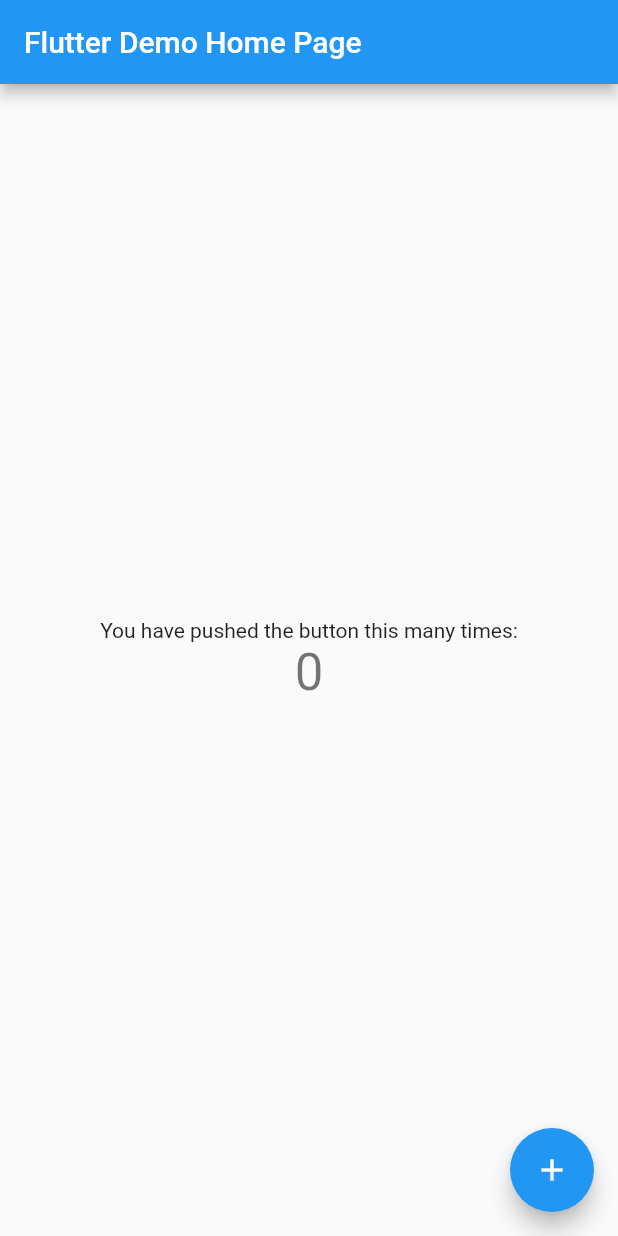
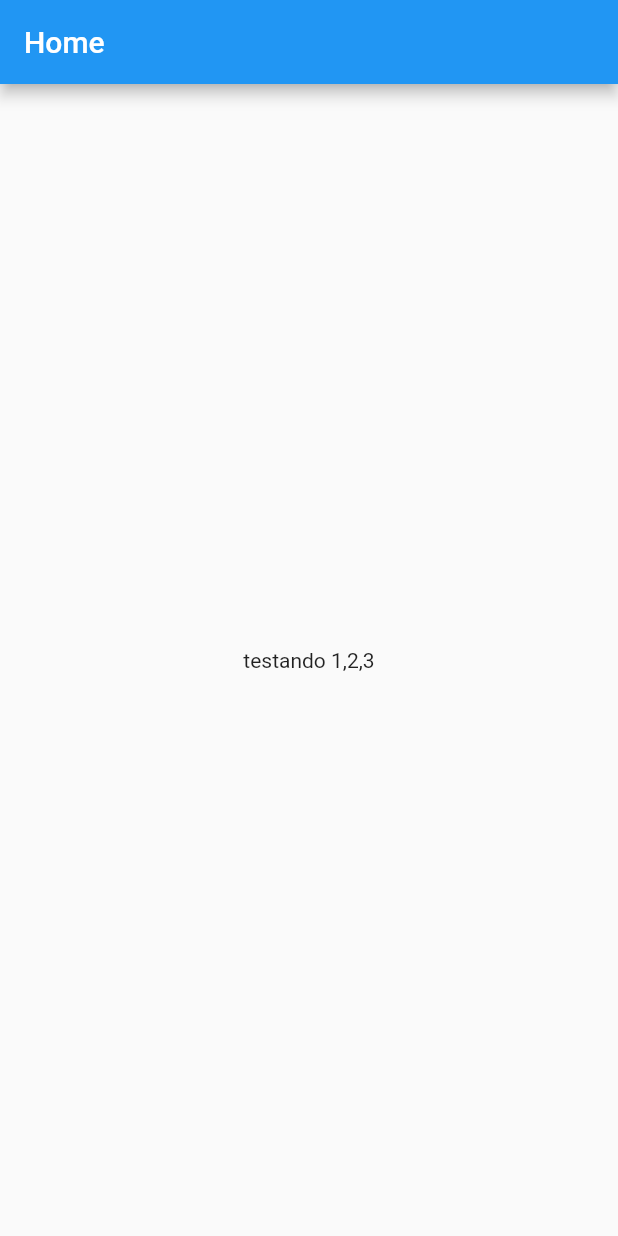
Before and after one commit to thak1996/devstravel, a Flutter app: the screen it shows after launch, on a phone screen of 412 x 824 dp. Run offline on Flutter 3.47's test engine with Material 2 defaults, Android fonts, the light colour scheme and no system bars.

Commit message:
feature/home

```diff
--- a/lib/main.dart
+++ b/lib/main.dart
@@ -1,115 +1,26 @@
+import 'package:devstravel/src/pages/home.dart';
 import 'package:flutter/material.dart';
+import 'package:provider/provider.dart';
+import 'src/models/appdata.dart';
 
-void main() {
-  runApp(const MyApp());
-}
+void main() => runApp(
+  MultiProvider(
+      providers: [
+        ChangeNotifierProvider(
+          create: (context) => AppData(),
+        )
+      ],
+      child: MyApp(),
+    ));
 
 class MyApp extends StatelessWidget {
-  const MyApp({super.key});
-
-  // This widget is the root of your application.
   @override
   Widget build(BuildContext context) {
     return MaterialApp(
-      title: 'Flutter Demo',
-      theme: ThemeData(
-        // This is the theme of your application.
-        //
-        // Try running your application with "flutter run". You'll see the
-        // application has a blue toolbar. Then, without quitting the app, try
-        // changing the primarySwatch below to Colors.green and then invoke
-        // "hot reload" (press "r" in the console where you ran "flutter run",
-        // or simply save your changes to "hot reload" in a Flutter IDE).
-        // Notice that the counter didn't reset back to zero; the application
-        // is not restarted.
-        primarySwatch: Colors.blue,
-      ),
-      home: const MyHomePage(title: 'Flutter Demo Home Page'),
+      routes: {
+        '/home': (context) => HomePage(),
+      },
+      initialRoute: '/home',
     );
   }
 }
-
-class MyHomePage extends StatefulWidget {
-  const MyHomePage({super.key, required this.title});
-
-  // This widget is the home page of your application. It is stateful, meaning
-  // that it has a State object (defined below) that contains fields that affect
-  // how it looks.
-
-  // This class is the configuration for the state. It holds the values (in this
-  // case the title) provided by the parent (in this case the App widget) and
-  // used by the build method of the State. Fields in a Widget subclass are
-  // always marked "final".
-
-  final String title;
-
-  @override
-  State<MyHomePage> createState() => _MyHomePageState();
-}
-
-class _MyHomePageState extends State<MyHomePage> {
-  int _counter = 0;
-
-  void _incrementCounter() {
-    setState(() {
-      // This call to setState tells the Flutter framework that something has
-      // changed in this State, which causes it to rerun the build method below
-      // so that the display can reflect the updated values. If we changed
-      // _counter without calling setState(), then the build method would not be
-      // called again, and so nothing would appear to happen.
-      _counter++;
-    });
-  }
-
-  @override
-  Widget build(BuildContext context) {
-    // This method is rerun every time setState is called, for instance as done
-    // by the _incrementCounter method above.
-    //
-    // The Flutter framework has been optimized to make rerunning build methods
-    // fast, so that you can just rebuild anything that needs updating rather
-    // than having to individually change instances of widgets.
-    return Scaffold(
-      appBar: AppBar(
-        // Here we take the value from the MyHomePage object that was created by
-        // the App.build method, and use it to set our appbar title.
-        title: Text(widget.title),
-      ),
-      body: Center(
-        // Center is a layout widget. It takes a single child and positions it
-        // in the middle of the parent.
-        child: Column(
-          // Column is also a layout widget. It takes a list of children and
-          // arranges them vertically. By default, it sizes itself to fit its
-          // children horizontally, and tries to be as tall as its parent.
-          //
-          // Invoke "debug painting" (press "p" in the console, choose the
-          // "Toggle Debug Paint" action from the Flutter Inspector in Android
-          // Studio, or the "Toggle Debug Paint" command in Visual Studio Code)
-          // to see the wireframe for each widget.
-          //
-          // Column has various properties to control how it sizes itself and
-          // how it positions its children. Here we use mainAxisAlignment to
-          // center the children vertically; the main axis here is the vertical
-          // axis because Columns are vertical (the cross axis would be
-          // horizontal).
-          mainAxisAlignment: MainAxisAlignment.center,
-          children: <Widget>[
-            const Text(
-              'You have pushed the button this many times:',
-            ),
-            Text(
-              '$_counter',
-              style: Theme.of(context).textTheme.headline4,
-            ),
-          ],
-        ),
-      ),
-      floatingActionButton: FloatingActionButton(
-        onPressed: _incrementCounter,
-        tooltip: 'Increment',
-        child: const Icon(Icons.add),
-      ), // This trailing comma makes auto-formatting nicer for build methods.
-    );
-  }
-}
--- /dev/null
+++ b/lib/src/pages/home.dart
@@ -0,0 +1,16 @@
+import 'package:flutter/material.dart';
+
+class HomePage extends StatelessWidget {
+
+  @override
+  Widget build(BuildContext context) {
+    return Scaffold(
+      appBar: AppBar(
+        title: const Text('Home'),
+      ),
+      body: const Center(
+        child: Text('testando 1,2,3'),
+      ),
+    );
+  }
+}
--- a/pubspec.yaml
+++ b/pubspec.yaml
@@ -36,6 +36,8 @@
   # The following adds the Cupertino Icons font to your application.
   # Use with the CupertinoIcons class for iOS style icons.
   cupertino_icons: ^1.0.2
+  provider: ^5.0.0
+  http: ^0.12.0+4
 
 dev_dependencies:
   flutter_test:
```
Also changed, not shown: lib/src/models/appdata.dart (added, +10 -0 lines), pubspec.lock, 1 other file.
